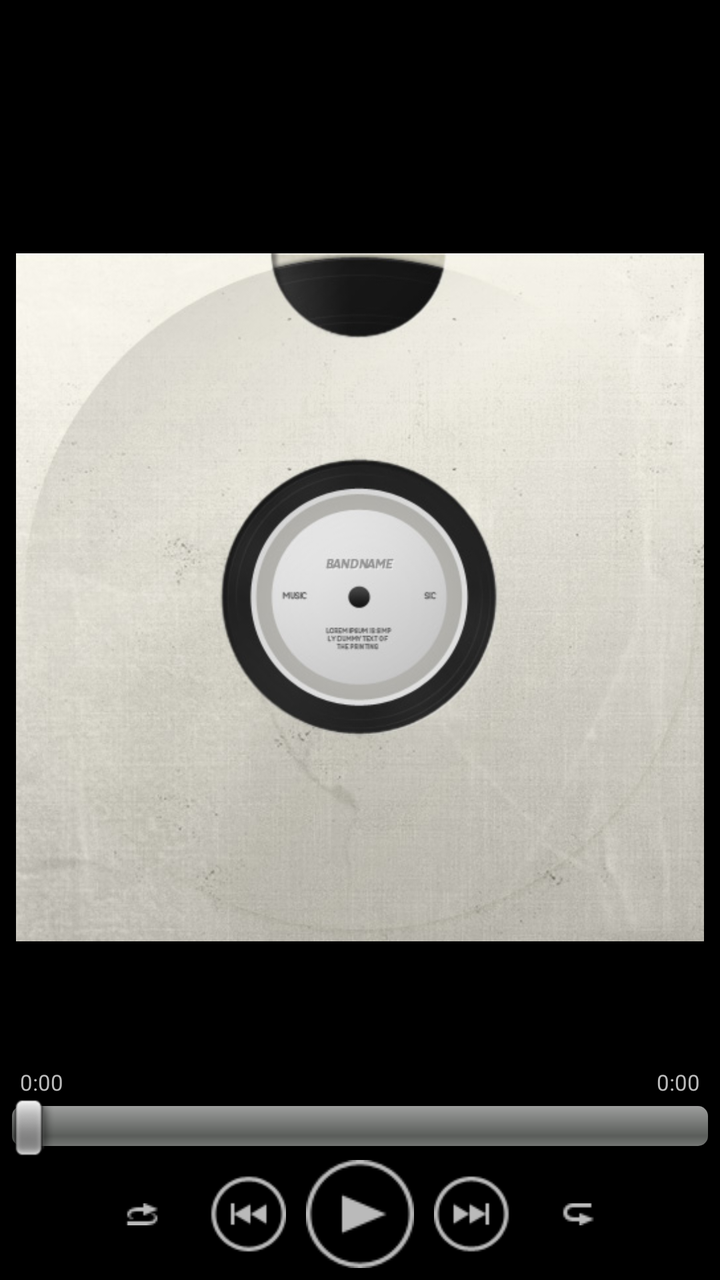
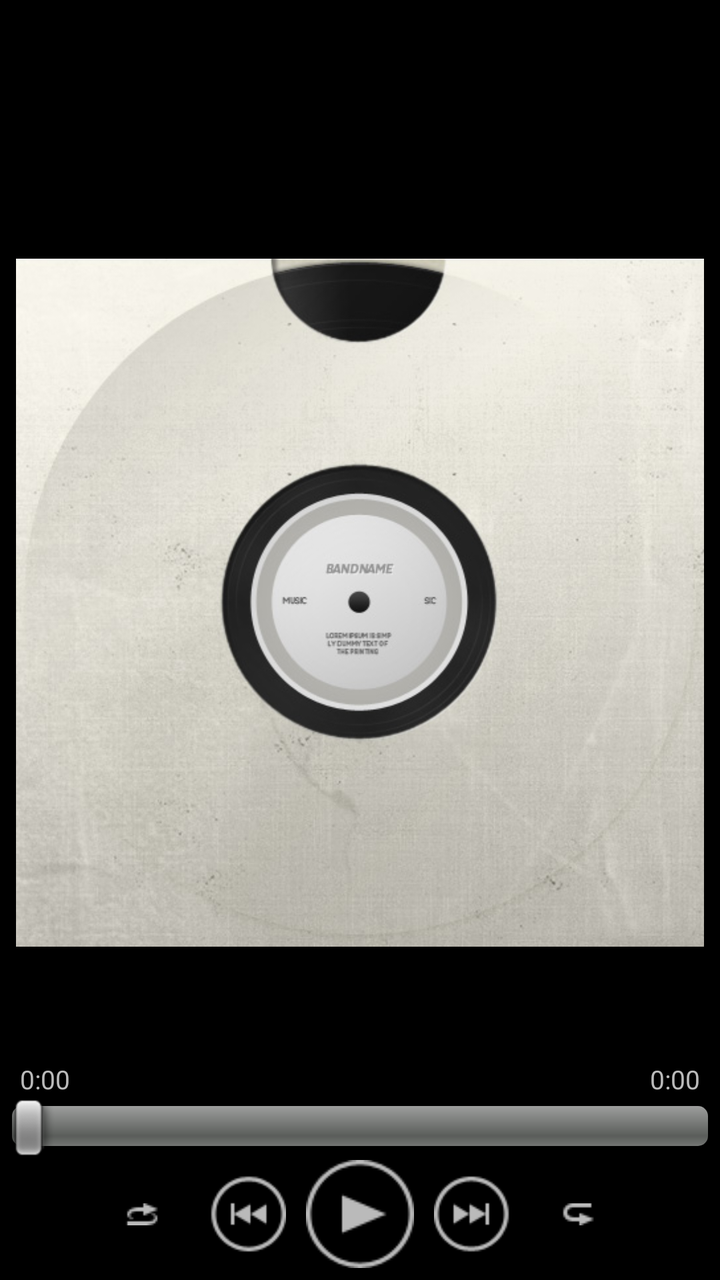

An Android layout rendered at two revisions. The XML below is the earlier revision; the diff shows what the commit changed to produce the second picture.
<!-- AndroidManifest.xml: application theme WalkmanTheme -->
<!-- res/layout/activity_player.xml -->
<?xml version="1.0" encoding="utf-8"?>
<RelativeLayout xmlns:android="http://schemas.android.com/apk/res/android"
    android:layout_width="fill_parent"
    android:layout_height="fill_parent"
    android:background="@color/background">

    
    <LinearLayout
        android:id="@+id/track_info"
        android:layout_width="fill_parent"
        android:layout_height="wrap_content"
        android:orientation="vertical"
        android:layout_alignParentTop="true"
        android:paddingLeft="10dp"
        android:paddingRight="10dp"
        android:paddingTop="6dp">

        <TextView
            android:id="@+id/player_title"
            android:layout_width="fill_parent"
            android:layout_height="wrap_content"
            android:textColor="@color/text_primary"
            android:textSize="16sp"
            android:textStyle="bold"
            android:singleLine="true"
            android:ellipsize="marquee"
            android:marqueeRepeatLimit="marquee_forever"
            android:focusable="true"
            android:focusableInTouchMode="true"
            android:shadowColor="#ff000000"
            android:shadowDx="1"
            android:shadowDy="1"
            android:shadowRadius="2" />

        <TextView
            android:id="@+id/player_artist"
            android:layout_width="fill_parent"
            android:layout_height="wrap_content"
            android:textColor="@color/text_secondary"
            android:textSize="13sp"
            android:singleLine="true"
            android:ellipsize="end"
            android:layout_marginTop="2dp" />

        <TextView
            android:id="@+id/player_album"
            android:layout_width="fill_parent"
            android:layout_height="wrap_content"
            android:textColor="@color/text_tertiary"
            android:textSize="12sp"
            android:singleLine="true"
            android:ellipsize="end" />
    </LinearLayout>

    
    <ImageView
        android:id="@+id/album_art"
        android:layout_width="fill_parent"
        android:layout_height="fill_parent"
        android:layout_below="@id/track_info"
        android:layout_above="@+id/controls_area"
        android:scaleType="fitCenter"
        android:src="@drawable/musicplayer_default_album"
        android:padding="8dp" />

    
    <ScrollView
        android:id="@+id/lyrics_scroll"
        android:layout_width="fill_parent"
        android:layout_height="fill_parent"
        android:layout_below="@id/track_info"
        android:layout_above="@+id/controls_area"
        android:visibility="gone"
        android:padding="10dp"
        android:fadingEdge="vertical"
        android:fadingEdgeLength="8dp">

        <LinearLayout
            android:id="@+id/lyrics_container"
            android:layout_width="fill_parent"
            android:layout_height="wrap_content"
            android:orientation="vertical" />
    </ScrollView>

    
    <LinearLayout
        android:id="@id/controls_area"
        android:layout_width="fill_parent"
        android:layout_height="wrap_content"
        android:orientation="vertical"
        android:layout_alignParentBottom="true"
        android:background="@color/background">

        
        <RelativeLayout
            android:layout_width="fill_parent"
            android:layout_height="wrap_content"
            android:paddingLeft="10dp"
            android:paddingRight="10dp">

            <TextView
                android:id="@+id/player_position"
                android:layout_width="wrap_content"
                android:layout_height="wrap_content"
                android:layout_alignParentLeft="true"
                android:textColor="@color/text_secondary"
                android:textSize="11sp"
                android:text="0:00" />

            <TextView
                android:id="@+id/player_duration"
                android:layout_width="wrap_content"
                android:layout_height="wrap_content"
                android:layout_alignParentRight="true"
                android:textColor="@color/text_secondary"
                android:textSize="11sp"
                android:text="0:00" />
        </RelativeLayout>

        <SeekBar
            android:id="@+id/player_seekbar"
            android:layout_width="fill_parent"
            android:layout_height="wrap_content"
            android:paddingLeft="6dp"
            android:paddingRight="6dp" />

        
        <LinearLayout
            android:layout_width="fill_parent"
            android:layout_height="wrap_content"
            android:orientation="horizontal"
            android:gravity="center"
            android:paddingTop="2dp"
            android:paddingBottom="6dp">

            <ImageView
                android:id="@+id/btn_shuffle"
                android:layout_width="36dp"
                android:layout_height="36dp"
                android:src="@drawable/music_playview_shuffle"
                android:scaleType="centerInside"
                android:clickable="true" />

            <ImageButton
                android:id="@+id/btn_prev"
                android:layout_width="48dp"
                android:layout_height="48dp"
                android:src="@drawable/btn_prev_selector"
                android:background="@null"
                android:scaleType="centerInside"
                android:layout_marginLeft="6dp" />

            <ImageButton
                android:id="@+id/btn_play"
                android:layout_width="54dp"
                android:layout_height="54dp"
                android:src="@drawable/btn_play_selector"
                android:background="@null"
                android:scaleType="centerInside"
                android:layout_marginLeft="10dp"
                android:layout_marginRight="10dp" />

            <ImageButton
                android:id="@+id/btn_next"
                android:layout_width="48dp"
                android:layout_height="48dp"
                android:src="@drawable/btn_next_selector"
                android:background="@null"
                android:scaleType="centerInside"
                android:layout_marginRight="6dp" />

            <ImageView
                android:id="@+id/btn_repeat"
                android:layout_width="36dp"
                android:layout_height="36dp"
                android:src="@drawable/music_playview_repeat_all"
                android:scaleType="centerInside"
                android:clickable="true" />
        </LinearLayout>
    </LinearLayout>
</RelativeLayout>
<!-- resources referenced by this layout -->
<resources>
  <color name="background">#ff000000</color>
  <color name="text_primary">#ffffffff</color>
  <color name="text_secondary">#ffbababa</color>
  <color name="text_tertiary">#ff808080</color>
  <!-- drawable btn_next_selector (drawable) -->
  <?xml version="1.0" encoding="utf-8"?>
  <selector xmlns:android="http://schemas.android.com/apk/res/android">
      <item android:state_pressed="true" android:drawable="@drawable/next_pressed" />
      <item android:state_focused="true" android:drawable="@drawable/next_focused" />
      <item android:drawable="@drawable/next_normal" />
  </selector>
  <!-- drawable btn_play_selector (drawable) -->
  <?xml version="1.0" encoding="utf-8"?>
  <selector xmlns:android="http://schemas.android.com/apk/res/android">
      <item android:state_pressed="true" android:drawable="@drawable/play_pressed" />
      <item android:state_focused="true" android:drawable="@drawable/play_focused" />
      <item android:drawable="@drawable/play_normal" />
  </selector>
  <!-- drawable btn_prev_selector (drawable) -->
  <?xml version="1.0" encoding="utf-8"?>
  <selector xmlns:android="http://schemas.android.com/apk/res/android">
      <item android:state_pressed="true" android:drawable="@drawable/previous_pressed" />
      <item android:state_focused="true" android:drawable="@drawable/previous_focused" />
      <item android:drawable="@drawable/previous_normal" />
  </selector>
  <!-- drawable music_playview_repeat_all: png bitmap (drawable, 318 bytes) -->
  <!-- drawable music_playview_shuffle: png bitmap (drawable, 348 bytes) -->
  <!-- drawable musicplayer_default_album: jpg bitmap (drawable, 71172 bytes) -->
  <style name="WalkmanTheme" parent="@android:style/Theme.Black.NoTitleBar">
          <item name="android:windowBackground">@color/background</item>
          <item name="android:colorBackground">@color/background</item>
          <item name="android:listDivider">@color/divider</item>
      </style>
  <!-- drawable next_pressed: png bitmap (drawable, 1203 bytes) -->
  <!-- drawable next_focused: png bitmap (drawable, 1462 bytes) -->
  <!-- drawable next_normal: png bitmap (drawable, 981 bytes) -->
  <!-- drawable play_pressed: png bitmap (drawable, 1532 bytes) -->
  <!-- drawable play_focused: png bitmap (drawable, 1632 bytes) -->
  <!-- drawable play_normal: png bitmap (drawable, 1103 bytes) -->
  <!-- drawable previous_pressed: png bitmap (drawable, 1569 bytes) -->
  <!-- drawable previous_focused: png bitmap (drawable, 1446 bytes) -->
  <!-- drawable previous_normal: png bitmap (drawable, 1014 bytes) -->
  <color name="divider">#ff2d2d2d</color>
</resources>

<!-- the commit's change to res/layout/activity_player.xml (unified diff, before → after) -->
@@ -20,7 +20,7 @@
             android:layout_width="fill_parent"
             android:layout_height="wrap_content"
             android:textColor="@color/text_primary"
-            android:textSize="16sp"
+            android:textSize="18sp"
             android:textStyle="bold"
             android:singleLine="true"
             android:ellipsize="marquee"
@@ -37,7 +37,7 @@
             android:layout_width="fill_parent"
             android:layout_height="wrap_content"
             android:textColor="@color/text_secondary"
-            android:textSize="13sp"
+            android:textSize="15sp"
             android:singleLine="true"
             android:ellipsize="end"
             android:layout_marginTop="2dp" />
@@ -47,7 +47,7 @@
             android:layout_width="fill_parent"
             android:layout_height="wrap_content"
             android:textColor="@color/text_tertiary"
-            android:textSize="12sp"
+            android:textSize="14sp"
             android:singleLine="true"
             android:ellipsize="end" />
     </LinearLayout>
@@ -104,7 +104,7 @@
                 android:layout_height="wrap_content"
                 android:layout_alignParentLeft="true"
                 android:textColor="@color/text_secondary"
-                android:textSize="11sp"
+                android:textSize="13sp"
                 android:text="0:00" />
 
             <TextView
@@ -113,7 +113,7 @@
                 android:layout_height="wrap_content"
                 android:layout_alignParentRight="true"
                 android:textColor="@color/text_secondary"
-                android:textSize="11sp"
+                android:textSize="13sp"
                 android:text="0:00" />
         </RelativeLayout>
 
